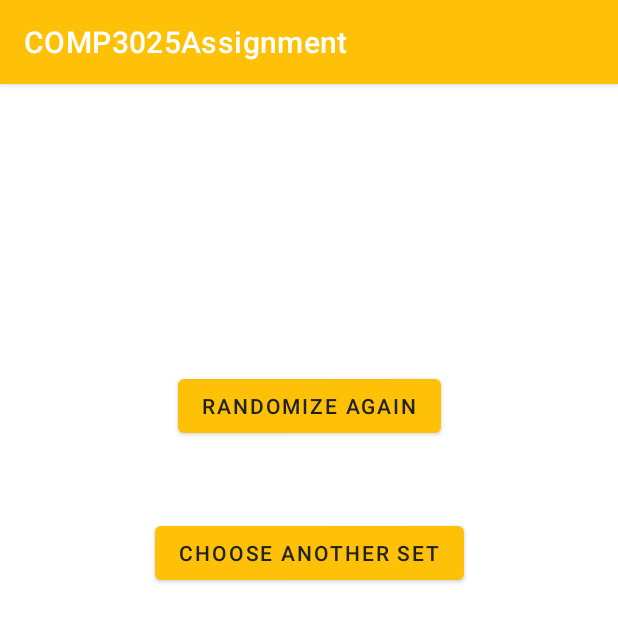
After one commit to alexblom89/COMP3025-Randomizer, an Android app: the RandomizeSetActivity screen opened directly, with no data from a screen before it, on a phone screen of 412 x 824 dp. The commit adds this screen. Shown: the top 622 px of the screen. Run offline under Robolectric (Android 15) with nearby library versions, the light colour scheme and no system bars.

Commit message:
Add RandomizeSetActivity, add itemListener to SetItemListRVAdapter.kt. Hook up randomize button in SelectSetActivity.kt, and delete button in EditSetActivity.kt.

```diff
--- a/app/src/main/AndroidManifest.xml
+++ b/app/src/main/AndroidManifest.xml
@@ -9,7 +9,8 @@
         android:roundIcon="@mipmap/ic_launcher_round"
         android:supportsRtl="true"
         android:theme="@style/Theme.COMP3025Assignment">
-        <activity android:name=".EditSetActivity"></activity>
+        <activity android:name=".RandomizeSetActivity"></activity>
+        <activity android:name=".EditSetActivity" />
         <activity android:name=".AddSetActivity" />
         <activity android:name=".SelectSetActivity">
             <intent-filter>
--- /dev/null
+++ b/app/src/main/java/com/example/comp3025assignment/RandomizeSetActivity.kt
@@ -0,0 +1,23 @@
+package com.example.comp3025assignment
+
+import androidx.appcompat.app.AppCompatActivity
+import android.os.Bundle
+import com.example.comp3025assignment.databinding.ActivityRandomizeSetBinding
+
+
+class RandomizeSetActivity : AppCompatActivity() {
+    private lateinit var binding : ActivityRandomizeSetBinding
+
+    private lateinit var viewModel : SetItemListViewModel
+    private lateinit var viewModelFactory: SetItemViewModelFactory
+
+    override fun onCreate(savedInstanceState: Bundle?) {
+        super.onCreate(savedInstanceState)
+        binding = ActivityRandomizeSetBinding.inflate(layoutInflater)
+        setContentView(binding.root)
+
+        val setID = intent.getStringExtra("setID")
+    }
+
+
+}
--- a/app/src/main/res/drawable/item_background.xml
+++ b/app/src/main/res/drawable/item_background.xml
@@ -1,5 +1,5 @@
 <?xml version="1.0" encoding="utf-8"?>
 <selector xmlns:android="http://schemas.android.com/apk/res/android">
-    <item android:drawable="@color/accent" android:state_activated="true" />
+    <item android:drawable="@color/accent" android:state_selected="true" />
     <item android:drawable="@color/primary_light" />
 </selector>
--- /dev/null
+++ b/app/src/main/res/layout/activity_randomize_set.xml
@@ -0,0 +1,40 @@
+<?xml version="1.0" encoding="utf-8"?>
+<androidx.constraintlayout.widget.ConstraintLayout xmlns:android="http://schemas.android.com/apk/res/android"
+    xmlns:app="http://schemas.android.com/apk/res-auto"
+    xmlns:tools="http://schemas.android.com/tools"
+    android:layout_width="match_parent"
+    android:layout_height="match_parent"
+    tools:context=".RandomizeSetActivity">
+
+    <TextView
+        android:id="@+id/randomSetItemTextView"
+        android:layout_width="wrap_content"
+        android:layout_height="wrap_content"
+        android:layout_marginTop="@dimen/big_top_margin"
+        android:layout_marginBottom="@dimen/element_margin"
+        tools:text="Set Item"
+        app:layout_constraintEnd_toEndOf="parent"
+        app:layout_constraintStart_toStartOf="parent"
+        app:layout_constraintTop_toTopOf="parent"
+        android:textSize="@dimen/header_font_size"/>
+
+    <Button
+        android:id="@+id/randomizeAgainButton"
+        android:layout_width="wrap_content"
+        android:layout_height="wrap_content"
+        android:text="@string/randomize_again"
+        app:layout_constraintEnd_toEndOf="parent"
+        app:layout_constraintStart_toStartOf="parent"
+        app:layout_constraintTop_toBottomOf="@+id/randomSetItemTextView"
+        android:layout_margin="@dimen/medium_top_margin"/>
+
+    <Button
+        android:id="@+id/chooseSetButton"
+        android:layout_width="wrap_content"
+        android:layout_height="wrap_content"
+        android:text="@string/choose_another_set"
+        app:layout_constraintEnd_toEndOf="parent"
+        app:layout_constraintStart_toStartOf="parent"
+        app:layout_constraintTop_toBottomOf="@+id/randomizeAgainButton"
+        android:layout_margin="@dimen/medium_top_margin"/>
+</androidx.constraintlayout.widget.ConstraintLayout>
--- a/app/src/main/res/values/dimens.xml
+++ b/app/src/main/res/values/dimens.xml
@@ -7,4 +7,5 @@
     <dimen name="header_font_size">30sp</dimen>
     <dimen name="list_element_margin">5dp</dimen>
     <dimen name="medium_top_margin">50dp</dimen>
+    <dimen name="item_padding">5dp</dimen>
 </resources>
--- a/app/src/main/res/values/strings.xml
+++ b/app/src/main/res/values/strings.xml
@@ -13,4 +13,6 @@
     <string name="enter_new_item">Enter New Item</string>
     <string name="add_item">Add Item</string>
     <string name="delete_item">Delete Item</string>
+    <string name="randomize_again">Randomize Again</string>
+    <string name="choose_another_set">Choose Another Set</string>
 </resources>
```
Also changed, not shown: app/src/main/java/com/example/comp3025assignment/EditSetActivity.kt (+16 -3 lines), app/src/main/java/com/example/comp3025assignment/SelectSetActivity.kt (+6 -1 lines), app/src/main/java/com/example/comp3025assignment/SetItemListRVAdapter.kt (+20 -2 lines), app/src/main/java/com/example/comp3025assignment/SetListRVAdapter.kt (+4 -4 lines), app/src/main/res/layout/item_set.xml (+6 -6 lines), app/src/main/res/layout/item_set_item.xml (+5 -3 lines).
